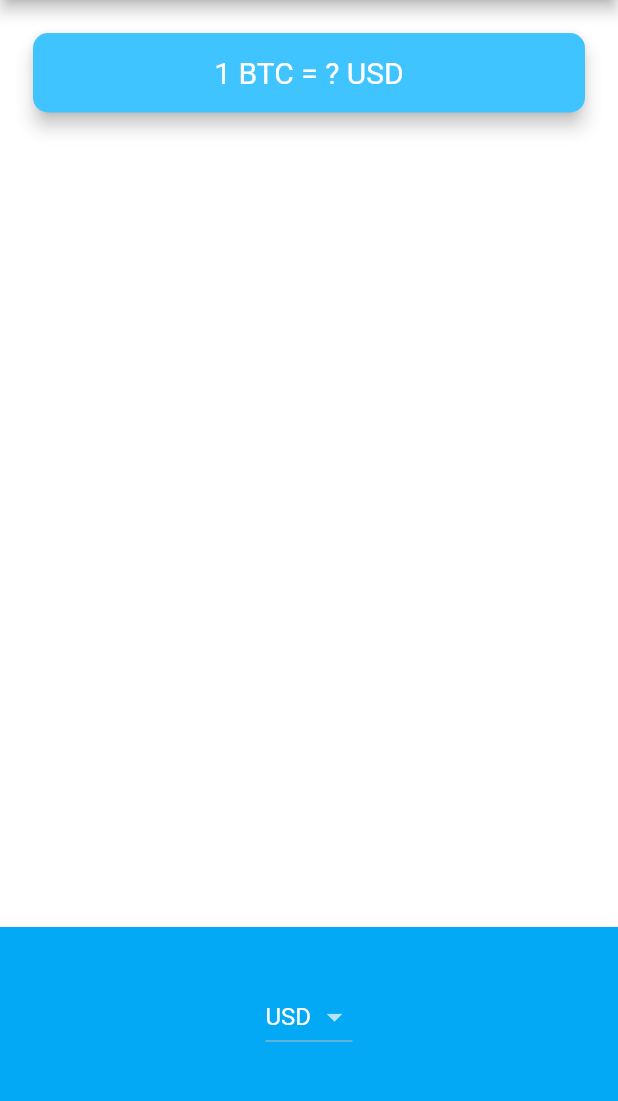
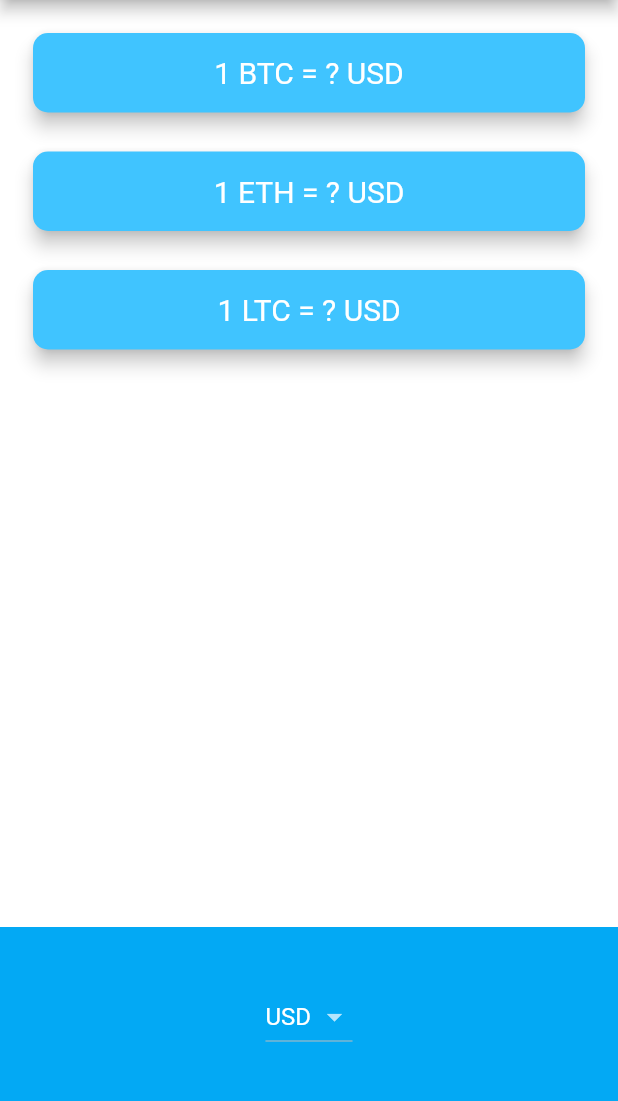
Before and after one commit to leekina/bitcoin_ticker, a Flutter app: the screen it shows after launch, on a phone screen of 412 x 824 dp, the part 84-1185 px from its top. Run offline on Flutter 3.47's test engine with Material 2 defaults, Android fonts, the phone set to English and light mode, and no system bars; network calls fail.

Commit message:
REFACTOR : extract cryptoCard

```diff
--- /dev/null
+++ b/lib/component/cryptoCard.dart
@@ -0,0 +1,39 @@
+import 'package:flutter/material.dart';
+
+class CryptoCard extends StatelessWidget {
+  const CryptoCard({
+    Key? key,
+    required this.coinName,
+    required this.coinValue,
+    required this.selectedCurrency,
+  }) : super(key: key);
+
+  final String coinName;
+  final String coinValue;
+  final String selectedCurrency;
+
+  @override
+  Widget build(BuildContext context) {
+    return Padding(
+      padding: EdgeInsets.fromLTRB(18.0, 18.0, 18.0, 0),
+      child: Card(
+        color: Colors.lightBlueAccent,
+        elevation: 5.0,
+        shape: RoundedRectangleBorder(
+          borderRadius: BorderRadius.circular(10.0),
+        ),
+        child: Padding(
+          padding: EdgeInsets.symmetric(vertical: 15.0, horizontal: 28.0),
+          child: Text(
+            '1 $coinName = $coinValue $selectedCurrency',
+            textAlign: TextAlign.center,
+            style: TextStyle(
+              fontSize: 20.0,
+              color: Colors.white,
+            ),
+          ),
+        ),
+      ),
+    );
+  }
+}
--- a/lib/screen/price_screen.dart
+++ b/lib/screen/price_screen.dart
@@ -1,5 +1,6 @@
 // ignore_for_file: prefer_const_constructors
 
+import 'package:bitcoin_ticker/component/cryptoCard.dart';
 import 'package:bitcoin_ticker/util/coin_data.dart';
 import 'package:bitcoin_ticker/util/http_request.dart';
 import 'package:bitcoin_ticker/util/private.dart';
@@ -21,7 +22,7 @@ class _PriceScreenState extends State<PriceScreen> {
         url: '$path/exchangerate/BTC/$selectedCurrency?apikey=$apiKey');
     var data = await httpRequest.getData();
     setState(() {
-      coinValue = data['rate'].toStringAsFixed(2);
+      coinValue = data['rate'].toStringAsFixed(0);
     });
   }
 
@@ -29,6 +30,19 @@ class _PriceScreenState extends State<PriceScreen> {
   void initState() {
     super.initState();
     getExchangerate();
+  }
+
+  List<CryptoCard> cryptoCardList() {
+    List<CryptoCard> cryptoCardList = [];
+    for (String crypto in cryptoList) {
+      CryptoCard cryptoCard = CryptoCard(
+        coinName: crypto,
+        coinValue: coinValue,
+        selectedCurrency: selectedCurrency,
+      );
+      cryptoCardList.add(cryptoCard);
+    }
+    return cryptoCardList;
   }
 
   DropdownButton<String> androidDropdownButton() {
@@ -48,6 +62,7 @@ class _PriceScreenState extends State<PriceScreen> {
           setState(() {
             selectedCurrency = value!;
           });
+          getExchangerate();
         });
   }
 
@@ -58,7 +73,12 @@ class _PriceScreenState extends State<PriceScreen> {
     }
     return CupertinoPicker(
       itemExtent: 32,
-      onSelectedItemChanged: (selectedIndex) {},
+      onSelectedItemChanged: (selectedIndex) {
+        setState(() {
+          selectedCurrency = currenciesList[selectedIndex];
+        });
+        getExchangerate();
+      },
       children: pickerItems,
     );
   }
@@ -72,27 +92,10 @@ class _PriceScreenState extends State<PriceScreen> {
       body: Column(
         mainAxisAlignment: MainAxisAlignment.spaceBetween,
         crossAxisAlignment: CrossAxisAlignment.stretch,
-        children: <Widget>[
-          Padding(
-            padding: EdgeInsets.fromLTRB(18.0, 18.0, 18.0, 0),
-            child: Card(
-              color: Colors.lightBlueAccent,
-              elevation: 5.0,
-              shape: RoundedRectangleBorder(
-                borderRadius: BorderRadius.circular(10.0),
-              ),
-              child: Padding(
-                padding: EdgeInsets.symmetric(vertical: 15.0, horizontal: 28.0),
-                child: Text(
-                  '1 BTC = $coinValue $selectedCurrency',
-                  textAlign: TextAlign.center,
-                  style: TextStyle(
-                    fontSize: 20.0,
-                    color: Colors.white,
-                  ),
-                ),
-              ),
-            ),
+        children: [
+          Column(
+            crossAxisAlignment: CrossAxisAlignment.stretch,
+            children: cryptoCardList(),
           ),
           Container(
             height: 150.0,
```
